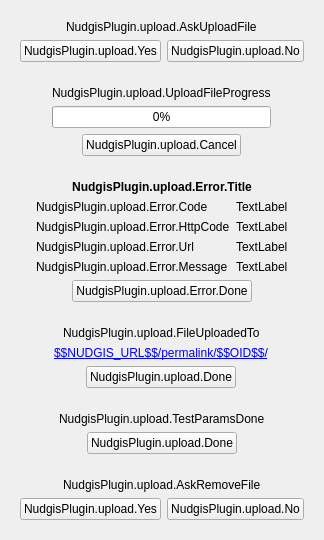
Old version of the form src/nudgis-upload.ui in the repository UbiCastTeam/nudgis-obs-plugin.
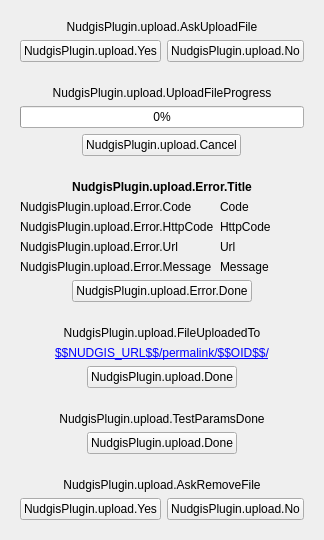
New version of the form.

Commit message: ui: ergonomic redesign

What changed in the file:
```diff
--- a/src/nudgis-upload.ui
+++ b/src/nudgis-upload.ui
@@ -6,72 +6,71 @@
    <rect>
     <x>0</x>
     <y>0</y>
-    <width>394</width>
-    <height>90</height>
+    <width>392</width>
+    <height>626</height>
    </rect>
   </property>
   <property name="windowTitle">
    <string>NudgisPlugin.upload.WindowTitle</string>
   </property>
-  <layout class="QVBoxLayout" name="verticalLayout">
+  <layout class="QGridLayout" name="gridLayout_8">
    <property name="sizeConstraint">
     <enum>QLayout::SetFixedSize</enum>
    </property>
-   <item alignment="Qt::AlignHCenter">
+   <item row="0" column="0">
     <widget class="QWidget" name="widget_AskUploadFile" native="true">
-     <layout class="QVBoxLayout" name="verticalLayout_AskUploadFile">
-      <item alignment="Qt::AlignHCenter">
+     <layout class="QGridLayout" name="gridLayout_3">
+      <item row="1" column="1" alignment="Qt::AlignHCenter">
+       <widget class="QPushButton" name="pushButton_No_UploadFile">
+        <property name="text">
+         <string>NudgisPlugin.upload.No</string>
+        </property>
+       </widget>
+      </item>
+      <item row="1" column="0" alignment="Qt::AlignHCenter">
+       <widget class="QPushButton" name="pushButton_Yes_UploadFile">
+        <property name="text">
+         <string>NudgisPlugin.upload.Yes</string>
+        </property>
+       </widget>
+      </item>
+      <item row="0" column="0" colspan="2">
        <widget class="QLabel" name="label_AskUploadFile">
         <property name="text">
          <string>NudgisPlugin.upload.AskUploadFile</string>
         </property>
+        <property name="alignment">
+         <set>Qt::AlignCenter</set>
+        </property>
         <property name="wordWrap">
          <bool>true</bool>
         </property>
        </widget>
       </item>
-      <item>
-       <layout class="QHBoxLayout" name="horizontalLayou_pushButton_UploadFile">
-        <item alignment="Qt::AlignHCenter">
-         <widget class="QPushButton" name="pushButton_Yes_UploadFile">
-          <property name="text">
-           <string>NudgisPlugin.upload.Yes</string>
-          </property>
-         </widget>
-        </item>
-        <item alignment="Qt::AlignHCenter">
-         <widget class="QPushButton" name="pushButton_No_UploadFile">
-          <property name="text">
-           <string>NudgisPlugin.upload.No</string>
-          </property>
-         </widget>
-        </item>
-       </layout>
-      </item>
-     </layout>
+     </layout>
     </widget>
    </item>
-   <item alignment="Qt::AlignHCenter">
+   <item row="1" column="0">
     <widget class="QWidget" name="widget_UploadFileProgress" native="true">
-     <property name="visible">
-      <bool>false</bool>
-     </property>
-     <layout class="QVBoxLayout" name="verticalLayout_UploadFileProgress">
-      <item alignment="Qt::AlignHCenter">
+     <layout class="QGridLayout" name="gridLayout_7">
+      <item row="0" column="0">
        <widget class="QLabel" name="label_UploadFileProgress">
         <property name="text">
          <string>NudgisPlugin.upload.UploadFileProgress</string>
         </property>
+        <property name="alignment">
+         <set>Qt::AlignCenter</set>
+        </property>
        </widget>
       </item>
-      <item>
+      <item row="1" column="0">
        <widget class="QProgressBar" name="progressBar_UploadFile">
         <property name="value">
          <number>0</number>
         </property>
        </widget>
       </item>
-      <item alignment="Qt::AlignHCenter">
+      <item row="2" column="0" alignment="Qt::AlignHCenter">
        <widget class="QPushButton" name="pushButton_Cancel">
         <property name="text">
          <string>NudgisPlugin.upload.Cancel</string>
@@ -81,38 +80,31 @@
      </layout>
     </widget>
    </item>
-   <item alignment="Qt::AlignHCenter">
+   <item row="2" column="0">
     <widget class="QWidget" name="widget_Error" native="true">
-     <property name="visible">
+     <layout class="QGridLayout" name="gridLayout_4">
+      <item row="6" column="0" colspan="2" alignment="Qt::AlignHCenter">
+       <widget class="QPushButton" name="pushButton_Error_Done">
+        <property name="autoFillBackground">
       <bool>false</bool>
      </property>
-     <layout class="QVBoxLayout" name="verticalLayout_Error">
-      <item>
-       <layout class="QGridLayout" name="gridLayout">
-        <item row="1" column="0">
-         <widget class="QLabel" name="label_Error_Code">
-          <property name="minimumSize">
-           <size>
-            <width>100</width>
-            <height>0</height>
-           </size>
-          </property>
+        <property name="text">
+         <string>NudgisPlugin.upload.Error.Done</string>
+        </property>
+       </widget>
+      </item>
+      <item row="3" column="0">
+       <widget class="QLabel" name="label_Error_HttpCode">
           <property name="text">
-           <string>NudgisPlugin.upload.Error.Code</string>
+         <string>NudgisPlugin.upload.Error.HttpCode</string>
           </property>
           <property name="alignment">
            <set>Qt::AlignLeading|Qt::AlignLeft|Qt::AlignTop</set>
           </property>
          </widget>
         </item>
-        <item row="4" column="0">
+      <item row="5" column="0">
          <widget class="QLabel" name="label_Error_Message">
-          <property name="minimumSize">
-           <size>
-            <width>100</width>
-            <height>0</height>
-           </size>
-          </property>
           <property name="text">
            <string>NudgisPlugin.upload.Error.Message</string>
           </property>
@@ -121,44 +113,8 @@
           </property>
          </widget>
         </item>
-        <item row="3" column="1">
-         <widget class="QLabel" name="value_Error_Url">
-          <property name="text">
-           <string>TextLabel</string>
-          </property>
-          <property name="textInteractionFlags">
-           <set>Qt::LinksAccessibleByMouse|Qt::TextSelectableByMouse</set>
-          </property>
-         </widget>
-        </item>
-        <item row="1" column="1">
-         <widget class="QLabel" name="value_Error_Code">
-          <property name="text">
-           <string>TextLabel</string>
-          </property>
-          <property name="textInteractionFlags">
-           <set>Qt::LinksAccessibleByMouse|Qt::TextSelectableByMouse</set>
-          </property>
-         </widget>
-        </item>
-        <item row="2" column="1">
-         <widget class="QLabel" name="value_Error_HttpCode">
-          <property name="text">
-           <string>TextLabel</string>
-          </property>
-          <property name="textInteractionFlags">
-           <set>Qt::LinksAccessibleByMouse|Qt::TextSelectableByMouse</set>
-          </property>
-         </widget>
-        </item>
-        <item row="3" column="0">
+      <item row="4" column="0">
          <widget class="QLabel" name="label_Error_Url">
-          <property name="minimumSize">
-           <size>
-            <width>100</width>
-            <height>0</height>
-           </size>
-          </property>
           <property name="text">
            <string>NudgisPlugin.upload.Error.Url</string>
           </property>
@@ -167,26 +123,20 @@
           </property>
          </widget>
         </item>
-        <item row="2" column="0">
-         <widget class="QLabel" name="label_Error_HttpCode">
-          <property name="minimumSize">
-           <size>
-            <width>100</width>
-            <height>0</height>
-           </size>
-          </property>
+      <item row="2" column="1">
+       <widget class="QLabel" name="value_Error_Code">
           <property name="text">
-           <string>NudgisPlugin.upload.Error.HttpCode</string>
-          </property>
-          <property name="alignment">
-           <set>Qt::AlignLeading|Qt::AlignLeft|Qt::AlignTop</set>
+         <string>Code</string>
+        </property>
+        <property name="textInteractionFlags">
+         <set>Qt::LinksAccessibleByMouse|Qt::TextSelectableByMouse</set>
           </property>
          </widget>
         </item>
-        <item row="4" column="1">
+      <item row="5" column="1">
          <widget class="QLabel" name="value_Error_Message">
           <property name="text">
-           <string>TextLabel</string>
+         <string>Message</string>
           </property>
           <property name="wordWrap">
            <bool>true</bool>
@@ -196,6 +146,36 @@
           </property>
          </widget>
         </item>
+      <item row="4" column="1">
+       <widget class="QLabel" name="value_Error_Url">
+        <property name="text">
+         <string>Url</string>
+        </property>
+        <property name="textInteractionFlags">
+         <set>Qt::LinksAccessibleByMouse|Qt::TextSelectableByMouse</set>
+        </property>
+       </widget>
+      </item>
+      <item row="3" column="1">
+       <widget class="QLabel" name="value_Error_HttpCode">
+        <property name="text">
+         <string>HttpCode</string>
+        </property>
+        <property name="textInteractionFlags">
+         <set>Qt::LinksAccessibleByMouse|Qt::TextSelectableByMouse</set>
+        </property>
+       </widget>
+      </item>
+      <item row="2" column="0">
+       <widget class="QLabel" name="label_Error_Code">
+        <property name="text">
+         <string>NudgisPlugin.upload.Error.Code</string>
+        </property>
+        <property name="alignment">
+         <set>Qt::AlignLeading|Qt::AlignLeft|Qt::AlignTop</set>
+        </property>
+       </widget>
+      </item>
         <item row="0" column="0" colspan="2">
          <widget class="QLabel" name="label_Error_Title">
           <property name="font">
@@ -212,45 +192,36 @@
           </property>
          </widget>
         </item>
-        <item row="5" column="0" colspan="2" alignment="Qt::AlignHCenter">
-         <widget class="QPushButton" name="pushButton_Error_Done">
-          <property name="autoFillBackground">
-           <bool>false</bool>
-          </property>
-          <property name="text">
-           <string>NudgisPlugin.upload.Error.Done</string>
-          </property>
-         </widget>
-        </item>
-       </layout>
-      </item>
-     </layout>
+     </layout>
     </widget>
    </item>
-   <item alignment="Qt::AlignHCenter">
+   <item row="3" column="0">
     <widget class="QWidget" name="widget_UploadFileDone" native="true">
-     <property name="visible">
-      <bool>false</bool>
-     </property>
-     <layout class="QVBoxLayout" name="verticalLayout_UploadFileDone">
-      <item alignment="Qt::AlignHCenter">
+     <layout class="QGridLayout" name="gridLayout_6">
+      <item row="0" column="0">
        <widget class="QLabel" name="label_FileUploadedTo">
         <property name="text">
          <string>NudgisPlugin.upload.FileUploadedTo</string>
         </property>
+        <property name="alignment">
+         <set>Qt::AlignCenter</set>
+        </property>
        </widget>
       </item>
-      <item alignment="Qt::AlignHCenter">
+      <item row="1" column="0">
        <widget class="QLabel" name="label_FileUploadedUrl">
         <property name="text">
          <string>&lt;a href=&quot;$$NUDGIS_URL$$/permalink/$$OID$$/&quot;&gt;$$NUDGIS_URL$$/permalink/$$OID$$/&lt;/a&gt;</string>
         </property>
+        <property name="alignment">
+         <set>Qt::AlignCenter</set>
+        </property>
         <property name="openExternalLinks">
          <bool>true</bool>
         </property>
        </widget>
       </item>
-      <item alignment="Qt::AlignHCenter">
+      <item row="2" column="0" alignment="Qt::AlignHCenter">
        <widget class="QPushButton" name="pushButton_Done">
         <property name="text">
          <string>NudgisPlugin.upload.Done</string>
@@ -260,20 +231,20 @@
      </layout>
     </widget>
    </item>
-   <item alignment="Qt::AlignHCenter">
+   <item row="4" column="0">
     <widget class="QWidget" name="widget_TestParamsDone" native="true">
-     <property name="visible">
-      <bool>false</bool>
-     </property>
-     <layout class="QVBoxLayout" name="verticalLayout_TestParamsDone">
-      <item alignment="Qt::AlignHCenter">
+     <layout class="QGridLayout" name="gridLayout_5">
+      <item row="0" column="0">
        <widget class="QLabel" name="label_TestParamsDone">
         <property name="text">
          <string>NudgisPlugin.upload.TestParamsDone</string>
         </property>
+        <property name="alignment">
+         <set>Qt::AlignCenter</set>
+        </property>
        </widget>
       </item>
-      <item alignment="Qt::AlignHCenter">
+      <item row="1" column="0" alignment="Qt::AlignHCenter">
        <widget class="QPushButton" name="pushButton_TestParamsDone">
         <property name="text">
          <string>NudgisPlugin.upload.Done</string>
@@ -283,39 +254,35 @@
      </layout>
     </widget>
    </item>
-   <item alignment="Qt::AlignHCenter">
+   <item row="5" column="0">
     <widget class="QWidget" name="widget_AskRemoveFile" native="true">
-     <property name="visible">
-      <bool>false</bool>
-     </property>
-     <layout class="QVBoxLayout" name="verticalLayout_AskRemoveFile">
-      <item alignment="Qt::AlignHCenter">
-       <widget class="QLabel" name="label_AskRemoveFile">
-        <property name="text">
-         <string>NudgisPlugin.upload.AskRemoveFile</string>
-        </property>
-        <property name="wordWrap">
-         <bool>true</bool>
-        </property>
-       </widget>
-      </item>
-      <item>
-       <layout class="QHBoxLayout" name="horizontalLayout_pushButton_RemoveFile">
-        <item alignment="Qt::AlignHCenter">
+     <layout class="QGridLayout" name="gridLayout_2">
+      <item row="1" column="0" alignment="Qt::AlignHCenter">
          <widget class="QPushButton" name="pushButton_Yes_RemoveFile">
           <property name="text">
            <string>NudgisPlugin.upload.Yes</string>
           </property>
          </widget>
         </item>
-        <item alignment="Qt::AlignHCenter">
+      <item row="1" column="1" alignment="Qt::AlignHCenter">
          <widget class="QPushButton" name="pushButton_No_RemoveFile">
           <property name="text">
            <string>NudgisPlugin.upload.No</string>
           </property>
          </widget>
         </item>
-       </layout>
+      <item row="0" column="0" colspan="2">
+       <widget class="QLabel" name="label_AskRemoveFile">
+        <property name="text">
+         <string>NudgisPlugin.upload.AskRemoveFile</string>
+        </property>
+        <property name="alignment">
+         <set>Qt::AlignCenter</set>
+        </property>
+        <property name="wordWrap">
+         <bool>true</bool>
+        </property>
+       </widget>
       </item>
      </layout>
     </widget>
```
Lines whose indentation alone changed are shown as unchanged. The commit also changes 1 other file.
